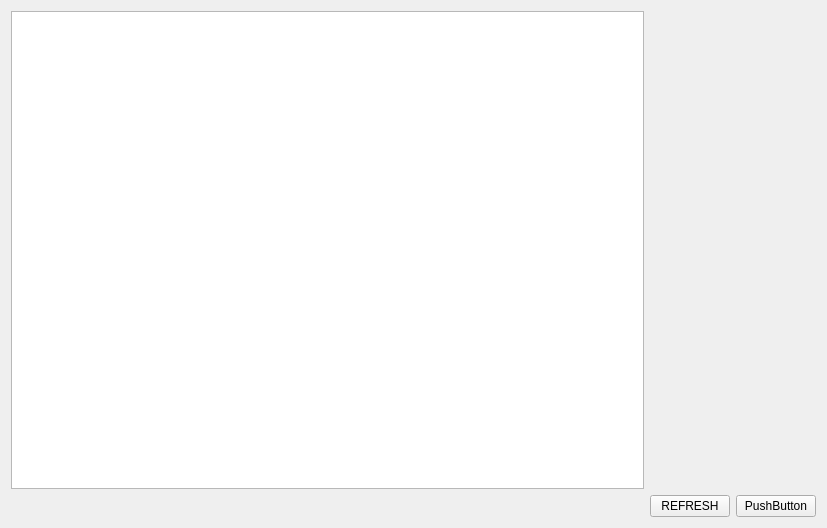
The window that app/secondwindow.ui (uos3/telemetry-app) describes before a commit, drawn with Qt 5.
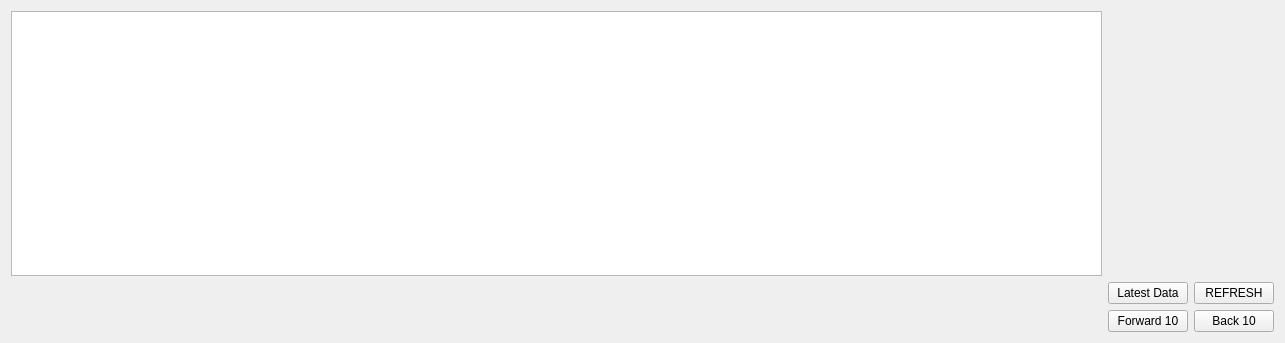
The same window after the commit.

Commit message: Increase displayed row count to 10 Add button to increment rows by 5 Add buttons to move forwards and backwards through rows of data

Patch:
```diff
--- a/app/secondwindow.ui
+++ b/app/secondwindow.ui
@@ -6,8 +6,8 @@
    <rect>
     <x>0</x>
     <y>0</y>
-    <width>827</width>
-    <height>528</height>
+    <width>1285</width>
+    <height>343</height>
    </rect>
   </property>
   <property name="windowTitle">
@@ -16,6 +16,20 @@
   <layout class="QGridLayout" name="gridLayout_2">
    <item row="0" column="0">
     <layout class="QGridLayout" name="gridLayout">
+     <item row="2" column="2">
+      <widget class="QPushButton" name="pushButton_2">
+       <property name="text">
+        <string>Forward 10</string>
+       </property>
+      </widget>
+     </item>
+     <item row="2" column="5">
+      <widget class="QPushButton" name="pushButton">
+       <property name="text">
+        <string>Back 10</string>
+       </property>
+      </widget>
+     </item>
      <item row="0" column="0">
       <widget class="QTableWidget" name="new_table">
        <property name="verticalScrollBarPolicy">
@@ -35,20 +49,20 @@
        </attribute>
       </widget>
      </item>
-     <item row="1" column="2">
-      <widget class="QPushButton" name="pushButton">
-       <property name="text">
-        <string>PushButton</string>
-       </property>
-      </widget>
-     </item>
-     <item row="1" column="1">
+     <item row="1" column="5">
       <widget class="QPushButton" name="pushButton_3">
        <property name="text">
         <string>REFRESH</string>
        </property>
       </widget>
      </item>
+     <item row="1" column="2">
+      <widget class="QPushButton" name="pushButton_4">
+       <property name="text">
+        <string>Latest Data</string>
+       </property>
+      </widget>
+     </item>
     </layout>
    </item>
   </layout>
```
The commit also changes 2 other files.
